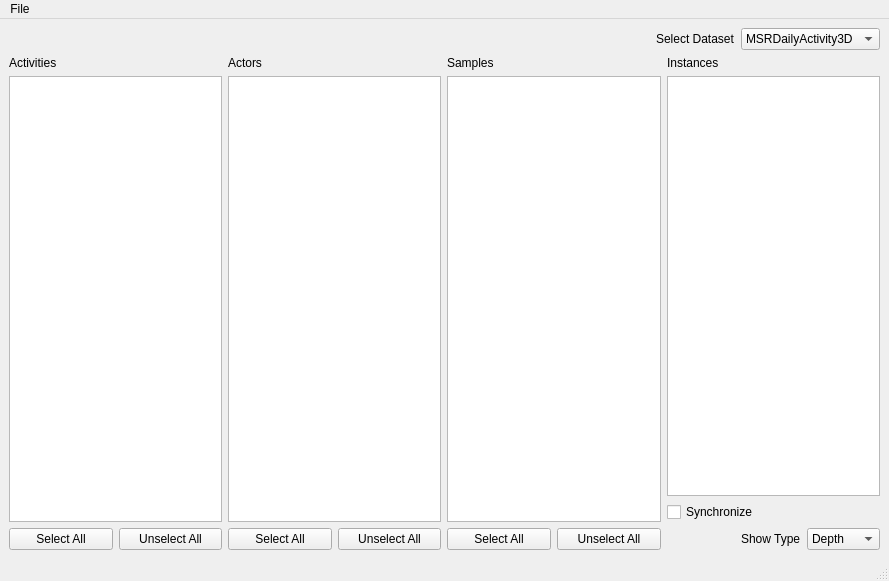
Old version of the form KinectProject/DatasetBrowser/DatasetBrowser.ui in the repository d3ce1t/PrivacyProject.
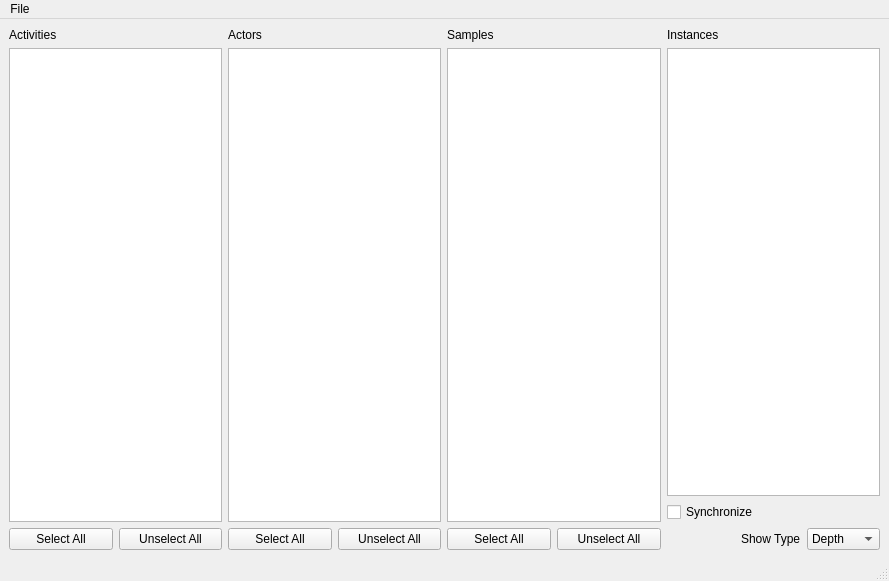
New version of the form.

Commit message:
Add Dataset Browser UI improvements
- A message box is shonw when an instance cannot be opened
- New window added to select dataset

```diff
--- a/KinectProject/DatasetBrowser/DatasetBrowser.ui
+++ b/KinectProject/DatasetBrowser/DatasetBrowser.ui
@@ -15,50 +15,6 @@
   </property>
   <widget class="QWidget" name="centralwidget">
    <layout class="QVBoxLayout" name="verticalLayout_5">
-    <item>
-     <layout class="QHBoxLayout" name="horizontalLayout">
-      <item>
-       <spacer name="horizontalSpacer">
-        <property name="orientation">
-         <enum>Qt::Horizontal</enum>
-        </property>
-        <property name="sizeHint" stdset="0">
-         <size>
-          <width>40</width>
-          <height>20</height>
-         </size>
-        </property>
-       </spacer>
-      </item>
-      <item>
-       <widget class="QLabel" name="label">
-        <property name="text">
-         <string>Select Dataset</string>
-        </property>
-       </widget>
-      </item>
-      <item>
-       <widget class="QComboBox" name="comboDataset">
-        <property name="currentText">
-         <string>MSRDailyActivity3D</string>
-        </property>
-        <property name="currentIndex">
-         <number>0</number>
-        </property>
-        <item>
-         <property name="text">
-          <string>MSRDailyActivity3D</string>
-         </property>
-        </item>
-        <item>
-         <property name="text">
-          <string>MSRAction3D</string>
-         </property>
-        </item>
-       </widget>
-      </item>
-     </layout>
-    </item>
     <item>
      <layout class="QHBoxLayout" name="horizontalLayout_6">
       <item>
```
Left out of the diff: 20 changed lines with no effect on the pictures. The commit also changes 26 other files.
